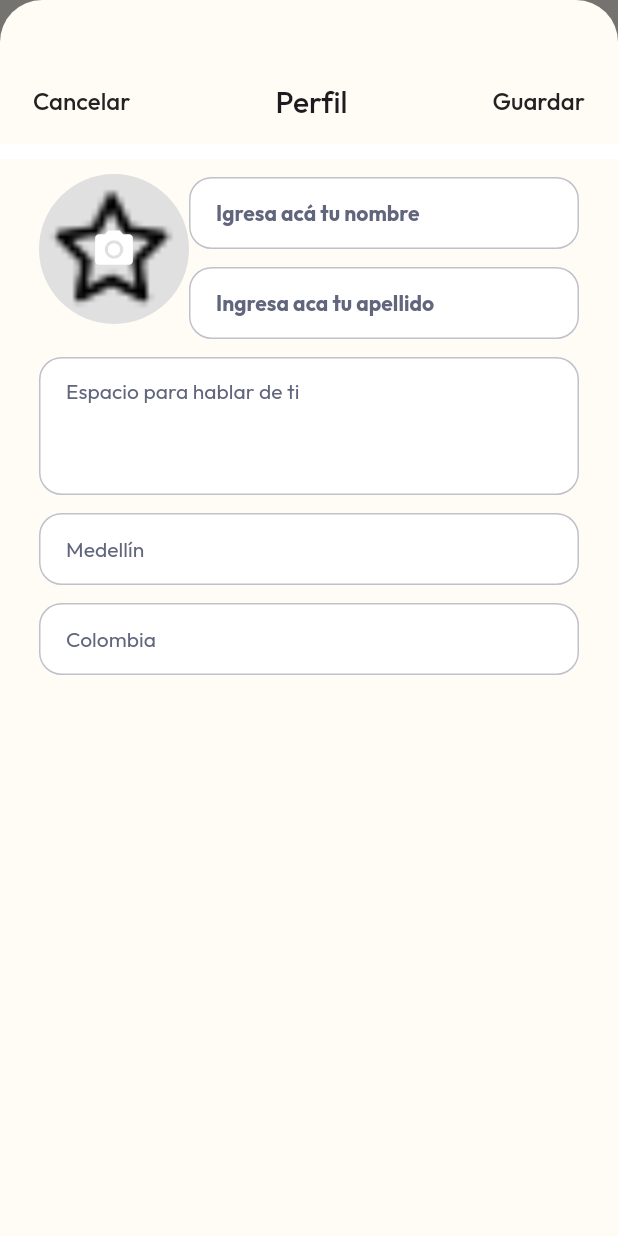
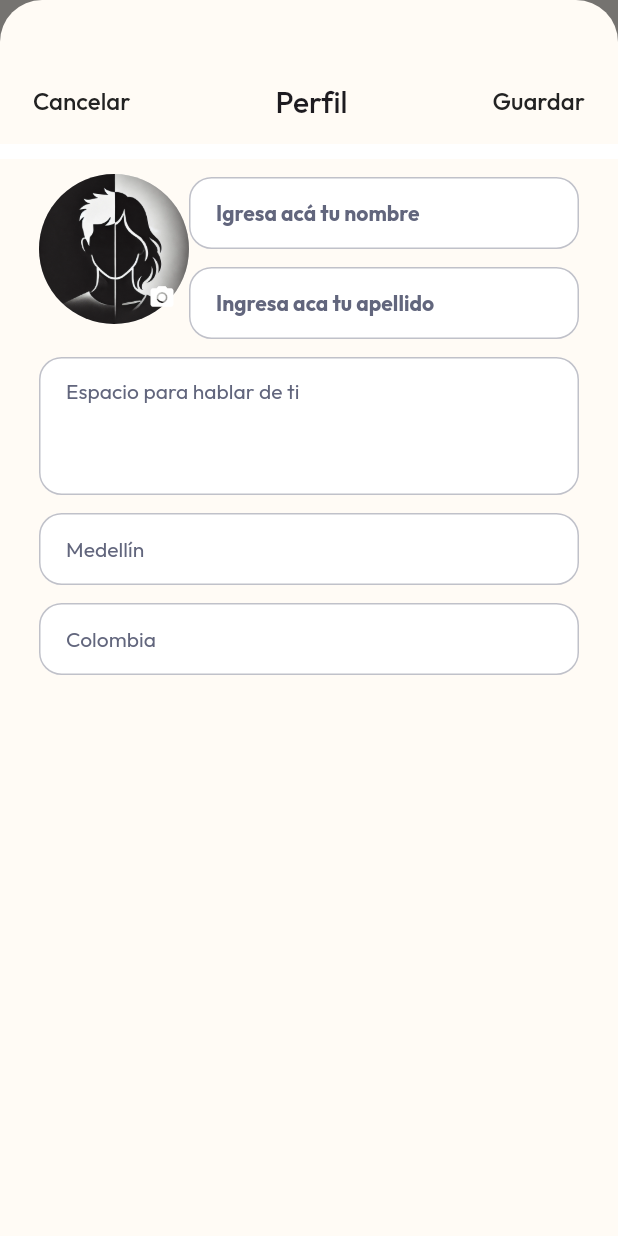
Before and after one commit to hllsebastian/alborada-demo, a Flutter app: the ProfileView screen opened by its route, after a tap on "Editar", on a phone screen of 412 x 824 dp. Run offline on Flutter 3.47's test engine with Material 3 defaults, Android fonts, the phone set to English and light mode, and no system bars; our stand-ins replace bloc, flutter_bloc, flutter_dotenv, flutter_screenutil, flutter_svg, freezed_annotation and 9 more; accounts and stored records are empty.

Commit message:
Changing profile image widget

```diff
--- a/lib/app/presentation/alborada_ui/layout/gaps.dart
+++ b/lib/app/presentation/alborada_ui/layout/gaps.dart
@@ -5,6 +5,7 @@ const gap2 = SizedBox(height: 2);
 const gap4 = SizedBox(height: 4);
 const gap8 = SizedBox(height: 8);
 const gap10 = SizedBox(height: 10);
+const gap18 = SizedBox(height: 18);
 const gap12 = SizedBox(height: 12);
 const gap15 = SizedBox(height: 15);
 const gap16 = SizedBox(height: 16);
--- /dev/null
+++ b/lib/app/presentation/views/profile/profile.dart
@@ -0,0 +1,2 @@
+export 'views/views.dart';
+export 'widgets/widgets.dart';
--- a/lib/app/presentation/views/profile/views/edit_profile_view.dart
+++ b/lib/app/presentation/views/profile/views/edit_profile_view.dart
@@ -1,7 +1,7 @@
 import 'package:alborada_demo/app/presentation/alborada_ui/alborada_ui.dart';
 import 'package:alborada_demo/app/presentation/views/cubit/user_cubit/user_cubit.dart';
 import 'package:alborada_demo/app/presentation/views/profile/cubits/edit_profile_cubit/edit_profile_cubit.dart';
-import 'package:alborada_demo/app/presentation/views/profile/widgets/profile_image_widget.dart';
+import 'package:alborada_demo/app/presentation/views/profile/profile.dart';
 import 'package:flutter/material.dart';
 import 'package:flutter_bloc/flutter_bloc.dart';
 
@@ -78,16 +78,13 @@ class EditProfileView extends StatelessWidget {
 }
 
 class _ImageAndName extends StatelessWidget {
-  const _ImageAndName({
-    super.key,
-  });
+  const _ImageAndName();
 
   @override
   Widget build(BuildContext context) {
     final userState = context.read<UserCubit>().state;
     return Row(
       children: [
-        // Image profile
         Column(
           children: [
             // ElevatedButton(
--- a/lib/app/presentation/views/profile/views/profile_view.dart
+++ b/lib/app/presentation/views/profile/views/profile_view.dart
@@ -2,7 +2,7 @@ import 'package:alborada_demo/app/presentation/alborada_ui/alborada_ui.dart';
 import 'package:alborada_demo/app/presentation/routes/routes.dart';
 import 'package:alborada_demo/app/presentation/views/cubit/user_cubit/user_cubit.dart';
 import 'package:alborada_demo/app/presentation/views/profile/cubits/edit_profile_cubit/edit_profile_cubit.dart';
-import 'package:alborada_demo/app/presentation/views/profile/views/edit_profile_view.dart';
+import 'package:alborada_demo/app/presentation/views/profile/profile.dart';
 import 'package:flutter/material.dart';
 import 'package:flutter_bloc/flutter_bloc.dart';
 import 'package:get_it/get_it.dart';
@@ -63,14 +63,12 @@ class ProfileView extends StatelessWidget {
                 Row(
                   children: [
                     _ProfileImage(),
-                    // Name lastname and city
                     _NameAndCity(),
-                    SizedBox(width: 20),
+                    Spacer(),
                     _EditeButton(),
                   ],
                 ),
-                SizedBox(height: 18),
-                // Byo
+                gap18,
                 Text(userState?.biography ?? '',
                     style: AlboradaTextStyle.bodyText),
                 // Text(
@@ -94,13 +92,14 @@ class _ProfileImage extends StatelessWidget {
     return Padding(
       padding: const EdgeInsets.only(right: 10),
       child: CircleAvatar(
-          radius: 40,
-          backgroundImage: userState != null &&
-                  userState.profileImage != null &&
-                  userState.profileImage!.isNotEmpty
-              ? NetworkImage(userState.profileImage!) as ImageProvider
+        radius: 40,
+        backgroundImage: userState != null &&
+                userState.profileImage != null &&
+                userState.profileImage!.isNotEmpty
+            ? NetworkImage(userState.profileImage!) as ImageProvider
 // TODO: change default profile image fromo backend
-              : AssetImage('assets/images/png/star.png')),
+            : AssetImage('assets/images/png/profile3.png'),
+      ),
     );
     // return Container(
     //   width: 80,
--- /dev/null
+++ b/lib/app/presentation/views/profile/views/views.dart
@@ -0,0 +1,2 @@
+export 'edit_profile_view.dart';
+export 'profile_view.dart';
--- a/lib/app/presentation/views/profile/widgets/profile_image_widget.dart
+++ b/lib/app/presentation/views/profile/widgets/profile_image_widget.dart
@@ -6,7 +6,7 @@ import 'package:flutter_bloc/flutter_bloc.dart';
 import 'package:image_picker/image_picker.dart';
 
 class ProfileImageWidget extends StatefulWidget {
-  final String? imageUrl; // URL de la imagen en Supabase
+  final String? imageUrl;
 
   const ProfileImageWidget({super.key, required this.imageUrl});
 
@@ -25,8 +25,6 @@ class _ProfileImageWidgetState extends State<ProfileImageWidget> {
       setState(() {
         _selectedImage = File(pickedFile.path);
       });
-
-      // Subir la imagen al backend a través del Cubit
       context.read<EditProfileCubit>().updateImageState(_selectedImage!);
     }
   }
@@ -35,7 +33,9 @@ class _ProfileImageWidgetState extends State<ProfileImageWidget> {
   Widget build(BuildContext context) {
     return GestureDetector(
       onTap: () => _showImageSourceDialog(),
-      child: CircleAvatar(
+      child: Stack(
+        children: [
+          CircleAvatar(
             radius: 50,
             backgroundColor: Colors.grey[300],
             backgroundImage: _selectedImage != null
@@ -45,16 +45,25 @@ class _ProfileImageWidgetState extends State<ProfileImageWidget> {
                     ? NetworkImage(widget.imageUrl!) as ImageProvider
                     : AssetImage(
                         // TODO: change default profile image fromo backend
-                    'assets/images/png/star.png')), // Imagen predeterminada
-        child: _selectedImage == null &&
-                (widget.imageUrl == null || widget.imageUrl!.isEmpty)
-            ? Icon(Icons.camera_alt, color: Colors.white, size: 30)
-            : null, // Ícono si no hay imagen
+                        'assets/images/png/profile3.png')), // Imagen predeterminada
+          ),
+          Positioned(
+            bottom: 0,
+            right: 0,
+            child: GestureDetector(
+              onTap: () => _showImageSourceDialog(),
+              child: CircleAvatar(
+                radius: 18, // Tamaño del botón de la cámara
+                backgroundColor: Colors.transparent,
+                child: Icon(Icons.camera_alt, size: 18, color: Colors.white),
+              ),
+            ),
+          ),
+        ],
       ),
     );
   }
 
-  // Muestra un diálogo para elegir entre cámara o galería
   void _showImageSourceDialog() {
     showModalBottomSheet(
       context: context,
--- /dev/null
+++ b/lib/app/presentation/views/profile/widgets/widgets.dart
@@ -0,0 +1 @@
+export 'profile_image_widget.dart';
```
Also changed, not shown: lib/app/data/data_sources/remote/user_remote_data_source.dart (+1 -6 lines), lib/app/presentation/views/alborada/widget/alborada_app_bar.dart (+12 -16 lines), assets/images/png/profile3.png (added). Lines whose indentation alone changed are shown as unchanged.
